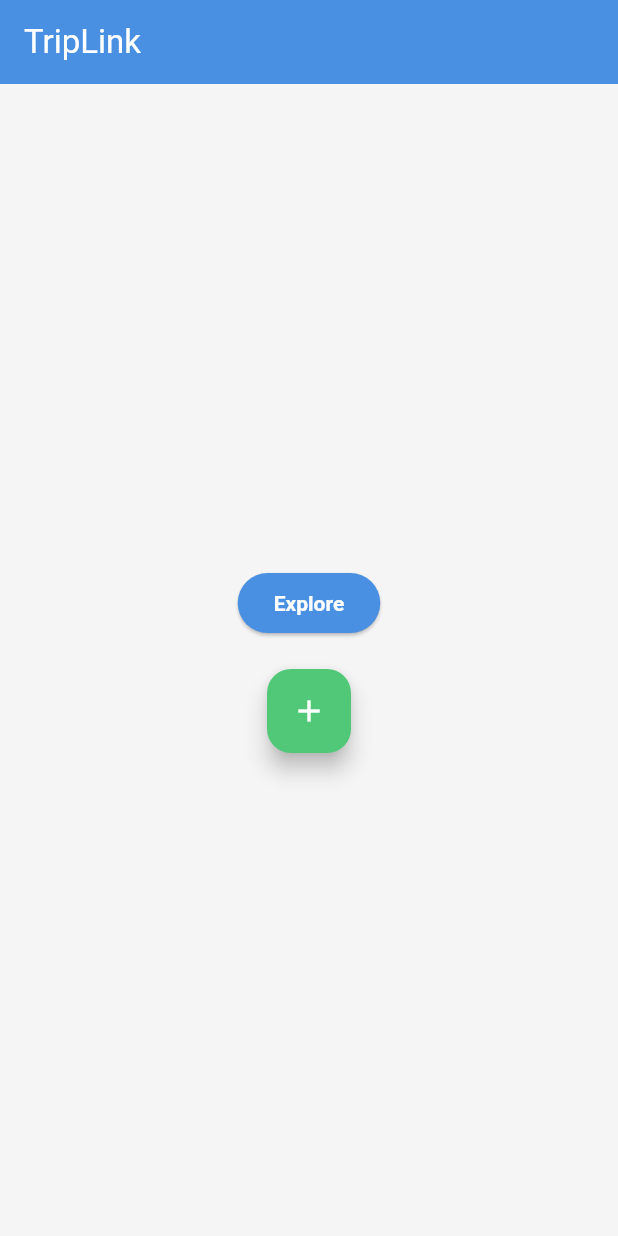
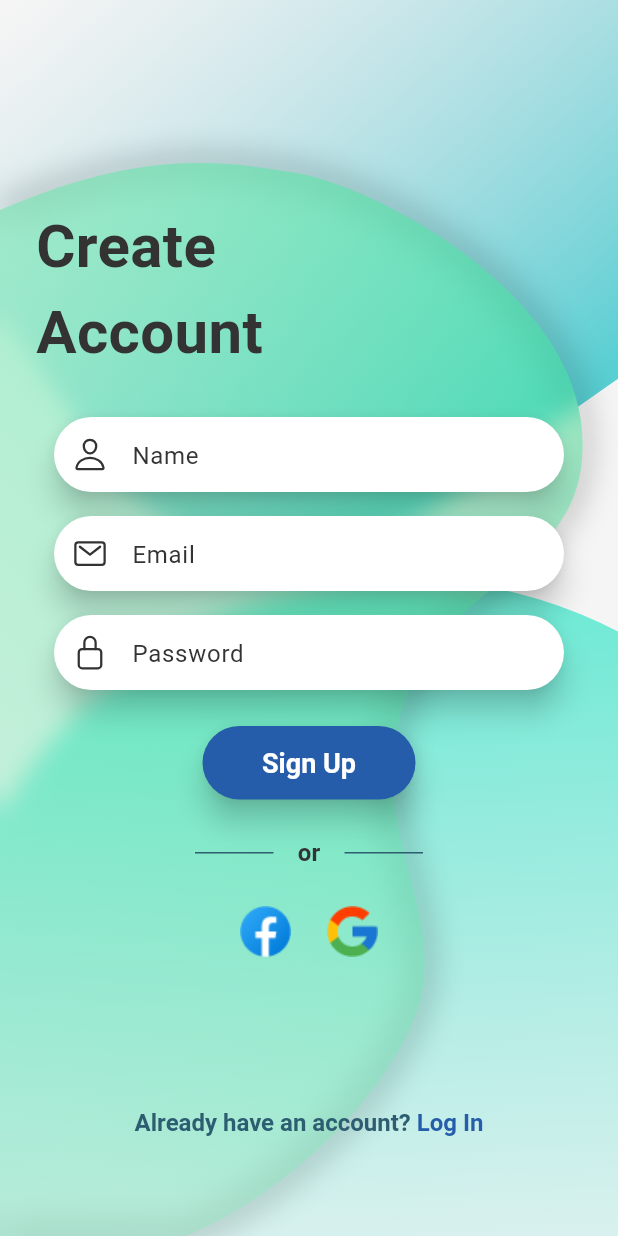
Before and after one commit to aman0-007/triplink, a Flutter app: the screen it shows after launch, on a phone screen of 412 x 824 dp. Run offline on Flutter 3.47's test engine with Material 3 defaults, Android fonts, the phone set to English and light mode, and no system bars; our stand-ins replace ionicons.

Commit message:
login/register done

```diff
--- a/lib/main.dart
+++ b/lib/main.dart
@@ -1,5 +1,7 @@
 import 'package:flutter/material.dart';
 import 'package:triplink/themes.dart';
+
+import 'screens/login_screen/login_screen.dart';
 
 void main() {
   runApp(const MyApp());
@@ -16,7 +18,7 @@ class MyApp extends StatelessWidget {
       theme: TripLinkTheme.lightTheme,
       darkTheme: TripLinkTheme.darkTheme,
       themeMode: ThemeMode.system,
-      home: const MyHomePage(),
+      home: const LoginScreen(),
     );
   }
 }
@@ -47,6 +49,19 @@ class _MyHomePageState extends State<MyHomePage> {
               onPressed: () {},
               child: const Icon(Icons.add),
             ),
+            TextFormField(
+              decoration: const InputDecoration(
+                labelText: "Enter your name",
+                hintText: "John Doe",
+              ),
+            ),
+            const SizedBox(height: 20),
+            TextFormField(
+              decoration: const InputDecoration(
+                labelText: "Enter your email",
+                hintText: "example@mail.com",
+              ),
+            ),
           ],
         ),
       ),
--- /dev/null
+++ b/lib/screens/login_screen/animations/change_screen_animation.dart
@@ -0,0 +1,146 @@
+import 'package:flutter/material.dart';
+
+import '../components/login_content.dart';
+
+class ChangeScreenAnimation {
+  static late final AnimationController topTextController;
+  static late final Animation<Offset> topTextAnimation;
+
+  static late final AnimationController bottomTextController;
+  static late final Animation<Offset> bottomTextAnimation;
+
+  static final List<AnimationController> createAccountControllers = [];
+  static final List<Animation<Offset>> createAccountAnimations = [];
+
+  static final List<AnimationController> loginControllers = [];
+  static final List<Animation<Offset>> loginAnimations = [];
+
+  static var isPlaying = false;
+  static var currentScreen = Screens.createAccount;
+
+  static Animation<Offset> _createAnimation({
+    required Offset begin,
+    required Offset end,
+    required AnimationController parent,
+  }) {
+    return Tween(begin: begin, end: end).animate(
+      CurvedAnimation(
+        parent: parent,
+        curve: Curves.easeInOut,
+      ),
+    );
+  }
+
+  static void initialize({
+    required TickerProvider vsync,
+    required int createAccountItems,
+    required int loginItems,
+  }) {
+    topTextController = AnimationController(
+      vsync: vsync,
+      duration: const Duration(milliseconds: 200),
+    );
+
+    topTextAnimation = _createAnimation(
+      begin: Offset.zero,
+      end: const Offset(-1.2, 0),
+      parent: topTextController,
+    );
+
+    bottomTextController = AnimationController(
+      vsync: vsync,
+      duration: const Duration(milliseconds: 200),
+    );
+
+    bottomTextAnimation = _createAnimation(
+      begin: Offset.zero,
+      end: const Offset(0, 1.7),
+      parent: bottomTextController,
+    );
+
+    for (var i = 0; i < createAccountItems; i++) {
+      createAccountControllers.add(
+        AnimationController(
+          vsync: vsync,
+          duration: const Duration(milliseconds: 200),
+        ),
+      );
+
+      createAccountAnimations.add(
+        _createAnimation(
+          begin: Offset.zero,
+          end: const Offset(-1, 0),
+          parent: createAccountControllers[i],
+        ),
+      );
+    }
+
+    for (var i = 0; i < loginItems; i++) {
+      loginControllers.add(
+        AnimationController(
+          vsync: vsync,
+          duration: const Duration(milliseconds: 200),
+        ),
+      );
+
+      loginAnimations.add(
+        _createAnimation(
+          begin: const Offset(1, 0),
+          end: Offset.zero,
+          parent: loginControllers[i],
+        ),
+      );
+    }
+  }
+
+  static void dispose() {
+    for (final controller in [
+      topTextController,
+      bottomTextController,
+      ...createAccountControllers,
+      ...loginControllers,
+    ]) {
+      controller.dispose();
+    }
+  }
+
+  static Future<void> forward() async {
+    isPlaying = true;
+
+    topTextController.forward();
+    await bottomTextController.forward();
+
+    for (final controller in [
+      ...createAccountControllers,
+      ...loginControllers,
+    ]) {
+      controller.forward();
+      await Future.delayed(const Duration(milliseconds: 100));
+    }
+
+    bottomTextController.reverse();
+    await topTextController.reverse();
+
+    isPlaying = false;
+  }
+
+  static Future<void> reverse() async {
+    isPlaying = true;
+
+    topTextController.forward();
+    await bottomTextController.forward();
+
+    for (final controller in [
+      ...loginControllers.reversed,
+      ...createAccountControllers.reversed,
+    ]) {
+      controller.reverse();
+      await Future.delayed(const Duration(milliseconds: 100));
+    }
+
+    bottomTextController.reverse();
+    await topTextController.reverse();
+
+    isPlaying = false;
+  }
+}
--- /dev/null
+++ b/lib/screens/login_screen/components/bottom_text.dart
@@ -0,0 +1,80 @@
+import 'package:flutter/material.dart';
+
+import '../../../utils/constants.dart';
+import '../../../utils/helper_functions.dart';
+import '../animations/change_screen_animation.dart';
+import 'login_content.dart';
+
+
+class BottomText extends StatefulWidget {
+  const BottomText({Key? key}) : super(key: key);
+
+  @override
+  State<BottomText> createState() => _BottomTextState();
+}
+
+class _BottomTextState extends State<BottomText> {
+  @override
+  void initState() {
+    ChangeScreenAnimation.bottomTextAnimation.addStatusListener((status) {
+      if (status == AnimationStatus.completed) {
+        setState(() {});
+      }
+    });
+
+    super.initState();
+  }
+
+  @override
+  Widget build(BuildContext context) {
+    return HelperFunctions.wrapWithAnimatedBuilder(
+      animation: ChangeScreenAnimation.bottomTextAnimation,
+      child: GestureDetector(
+        onTap: () {
+          if (!ChangeScreenAnimation.isPlaying) {
+            ChangeScreenAnimation.currentScreen == Screens.createAccount
+                ? ChangeScreenAnimation.forward()
+                : ChangeScreenAnimation.reverse();
+
+            ChangeScreenAnimation.currentScreen =
+            Screens.values[1 - ChangeScreenAnimation.currentScreen.index];
+          }
+        },
+        behavior: HitTestBehavior.opaque,
+        child: Padding(
+          padding: const EdgeInsets.all(16),
+          child: RichText(
+            text: TextSpan(
+              style: const TextStyle(
+                fontSize: 16,
+                fontFamily: 'Montserrat',
+              ),
+              children: [
+                TextSpan(
+                  text: ChangeScreenAnimation.currentScreen ==
+                      Screens.createAccount
+                      ? 'Already have an account? '
+                      : 'Don\'t have an account? ',
+                  style: const TextStyle(
+                    color: kPrimaryColor,
+                    fontWeight: FontWeight.w600,
+                  ),
+                ),
+                TextSpan(
+                  text: ChangeScreenAnimation.currentScreen ==
+                      Screens.createAccount
+                      ? 'Log In'
+                      : 'Sign Up',
+                  style: const TextStyle(
+                    color: kSecondaryColor,
+                    fontWeight: FontWeight.bold,
+                  ),
+                ),
+              ],
+            ),
+          ),
+        ),
+      ),
+    );
+  }
+}
--- /dev/null
+++ b/lib/screens/login_screen/components/center_widget/center_widget.dart
@@ -0,0 +1,92 @@
+import 'dart:ui';
+
+import 'package:flutter/material.dart';
+
+import 'center_widget_clipper.dart';
+import 'center_widget_painter.dart';
+
+class CenterWidget extends StatelessWidget {
+  final Size size;
+
+  const CenterWidget({
+    Key? key,
+    required this.size,
+  }) : super(key: key);
+
+  @override
+  Widget build(BuildContext context) {
+    final width = size.width;
+    final height = size.height;
+
+    final path = Path();
+    path.moveTo(0, 0.17 * height);
+    path.cubicTo(
+      0.23 * width,
+      0.12 * height,
+      0.36 * width,
+      0.13 * height,
+      0.48 * width,
+      0.14 * height,
+    );
+    path.cubicTo(
+      0.6 * width,
+      0.15 * height,
+      0.91 * width,
+      0.23 * height,
+      0.94 * width,
+      0.34 * height,
+    );
+    path.cubicTo(
+      0.97 * width,
+      0.46 * height,
+      0.74 * width,
+      0.46 * height,
+      0.66 * width,
+      0.56 * height,
+    );
+    path.cubicTo(
+      0.58 * width,
+      0.66 * height,
+      0.72 * width,
+      0.73 * height,
+      0.68 * width,
+      0.81 * height,
+    );
+    path.cubicTo(
+      0.63 * width,
+      0.89 * height,
+      0.45 * width,
+      0.97 * height,
+      0.3 * width,
+      height,
+    );
+    path.lineTo(0, height);
+    path.close;
+
+    return Stack(
+      children: [
+        CustomPaint(
+          painter: CenterWidgetPainter(path: path),
+        ),
+        ClipPath(
+          clipper: CenterWidgetClipper(path: path),
+          child: BackdropFilter(
+            filter: ImageFilter.blur(sigmaX: 8, sigmaY: 8),
+            child: Container(
+              decoration: const BoxDecoration(
+                gradient: LinearGradient(
+                  begin: Alignment(1, -0.6),
+                  end: Alignment(-1, 0.8),
+                  colors: [
+                    Color(0x803DE896),
+                    Color(0x4D76E3AE),
+                  ],
+                ),
+              ),
+            ),
+          ),
+        ),
+      ],
+    );
+  }
+}
--- /dev/null
+++ b/lib/screens/login_screen/components/center_widget/center_widget_clipper.dart
@@ -0,0 +1,15 @@
+import 'package:flutter/material.dart';
+
+class CenterWidgetClipper extends CustomClipper<Path> {
+  final Path path;
+
+  const CenterWidgetClipper({required this.path});
+
+  @override
+  Path getClip(Size size) {
+    return path;
+  }
+
+  @override
+  bool shouldReclip(CustomClipper<Path> oldClipper) => false;
+}
--- /dev/null
+++ b/lib/screens/login_screen/components/center_widget/center_widget_painter.dart
@@ -0,0 +1,23 @@
+import 'dart:ui';
+
+import 'package:flutter/material.dart';
+
+class CenterWidgetPainter extends CustomPainter {
+  final Path path;
+
+  const CenterWidgetPainter({required this.path});
+
+  @override
+  void paint(Canvas canvas, Size size) {
+    final paint = Paint()
+      ..style = PaintingStyle.stroke
+      ..strokeWidth = 10
+      ..imageFilter = ImageFilter.blur(sigmaX: 10, sigmaY: 10)
+      ..color = Colors.black26;
+
+    canvas.drawPath(path, paint);
+  }
+
+  @override
+  bool shouldRepaint(CenterWidgetPainter oldDelegate) => false;
+}
--- /dev/null
+++ b/lib/screens/login_screen/components/login_content.dart
@@ -0,0 +1,224 @@
+import 'package:flutter/material.dart';
+import 'package:ionicons/ionicons.dart';
+import '../../../utils/constants.dart';
+import '../../../utils/helper_functions.dart';
+import '../animations/change_screen_animation.dart';
+import 'bottom_text.dart';
+import 'top_text.dart';
+
+enum Screens {
+  createAccount,
+  welcomeBack,
+}
+
+class LoginContent extends StatefulWidget {
+  const LoginContent({Key? key}) : super(key: key);
+
+  @override
+  State<LoginContent> createState() => _LoginContentState();
+}
+
+class _LoginContentState extends State<LoginContent>
+    with TickerProviderStateMixin {
+  late final List<Widget> createAccountContent;
+  late final List<Widget> loginContent;
+
+  Widget inputField(String hint, IconData iconData) {
+    return Padding(
+      padding: const EdgeInsets.symmetric(horizontal: 36, vertical: 8),
+      child: SizedBox(
+        height: 50,
+        child: Material(
+          elevation: 8,
+          shadowColor: Colors.black87,
+          color: Colors.transparent,
+          borderRadius: BorderRadius.circular(30),
+          child: TextField(
+            textAlignVertical: TextAlignVertical.bottom,
+            decoration: InputDecoration(
+              border: OutlineInputBorder(
+                borderRadius: BorderRadius.circular(30),
+                borderSide: BorderSide.none,
+              ),
+              filled: true,
+              fillColor: Colors.white,
+              hintText: hint,
+              prefixIcon: Icon(iconData),
+            ),
+          ),
+        ),
+      ),
+    );
+  }
+
+  Widget loginButton(String title) {
+    return Padding(
+      padding: const EdgeInsets.symmetric(horizontal: 135, vertical: 16),
+      child: ElevatedButton(
+        onPressed: () {},
+        style: ElevatedButton.styleFrom(
+          padding: const EdgeInsets.symmetric(vertical: 14),
+          shape: const StadiumBorder(),
+          backgroundColor: kSecondaryColor,
+          elevation: 8,
+          shadowColor: Colors.black87,
+        ),
+        child: Text(
+          title,
+          style: const TextStyle(
+            fontSize: 18,
+            fontWeight: FontWeight.bold,
+          ),
+        ),
+      ),
+    );
+  }
+
+  Widget orDivider() {
+    return Padding(
+      padding: const EdgeInsets.symmetric(horizontal: 130, vertical: 8),
+      child: Row(
+        children: [
+          Flexible(
+            child: Container(
+              height: 1,
+              color: kPrimaryColor,
+            ),
+          ),
+          const Padding(
+            padding: EdgeInsets.symmetric(horizontal: 16),
+            child: Text(
+              'or',
+              style: TextStyle(
+                fontSize: 16,
+                fontWeight: FontWeight.w600,
+              ),
+            ),
+          ),
+          Flexible(
+            child: Container(
+              height: 1,
+              color: kPrimaryColor,
+            ),
+          ),
+        ],
+      ),
+    );
+  }
+
+  Widget logos() {
+    return Padding(
+      padding: const EdgeInsets.symmetric(vertical: 16),
+      child: Row(
+        mainAxisAlignment: MainAxisAlignment.center,
+        children: [
+          Image.asset('assets/images/facebook.png'),
+          const SizedBox(width: 24),
+          Image.asset('assets/images/google.png'),
+        ],
+      ),
+    );
+  }
+
+  Widget forgotPassword() {
+    return Padding(
+      padding: const EdgeInsets.symmetric(horizontal: 110),
+      child: TextButton(
+        onPressed: () {},
+        child: const Text(
+          'Forgot Password?',
+          style: TextStyle(
+            fontSize: 16,
+            fontWeight: FontWeight.w600,
+            color: kSecondaryColor,
+          ),
+        ),
+      ),
+    );
+  }
+
+  @override
+  void initState() {
+    createAccountContent = [
+      inputField('Name', Ionicons.person_outline),
+      inputField('Email', Ionicons.mail_outline),
+      inputField('Password', Ionicons.lock_closed_outline),
+      loginButton('Sign Up'),
+      orDivider(),
+      logos(),
+    ];
+
+    loginContent = [
+      inputField('Email', Ionicons.mail_outline),
+      inputField('Password', Ionicons.lock_closed_outline),
+      loginButton('Log In'),
+      forgotPassword(),
+    ];
+
+    ChangeScreenAnimation.initialize(
+      vsync: this,
+      createAccountItems: createAccountContent.length,
+      loginItems: loginContent.length,
+    );
+
+    for (var i = 0; i < createAccountContent.length; i++) {
+      createAccountContent[i] = HelperFunctions.wrapWithAnimatedBuilder(
+        animation: ChangeScreenAnimation.createAccountAnimations[i],
+        child: createAccountContent[i],
+      );
+    }
+
+    for (var i = 0; i < loginContent.length; i++) {
+      loginContent[i] = HelperFunctions.wrapWithAnimatedBuilder(
+        animation: ChangeScreenAnimation.loginAnimations[i],
+        child: loginContent[i],
+      );
+    }
+
+    super.initState();
+  }
+
+  @override
+  void dispose() {
+    ChangeScreenAnimation.dispose();
+
+    super.dispose();
+  }
+
+  @override
+  Widget build(BuildContext context) {
+    return Stack(
+      children: [
+        const Positioned(
+          top: 136,
+          left: 24,
+          child: TopText(),
+        ),
+        Padding(
+          padding: const EdgeInsets.only(top: 100),
+          child: Stack(
+            children: [
+              Column(
+                mainAxisAlignment: MainAxisAlignment.center,
+                crossAxisAlignment: CrossAxisAlignment.stretch,
+                children: createAccountContent,
+              ),
+              Column(
+                mainAxisAlignment: MainAxisAlignment.center,
+                crossAxisAlignment: CrossAxisAlignment.stretch,
+                children: loginContent,
+              ),
+            ],
+          ),
+        ),
+        const Align(
+          alignment: Alignment.bottomCenter,
+          child: Padding(
+            padding: EdgeInsets.only(bottom: 50),
+            child: BottomText(),
+          ),
+        ),
+      ],
+    );
+  }
+}
--- /dev/null
+++ b/lib/screens/login_screen/components/top_text.dart
@@ -0,0 +1,40 @@
+import 'package:flutter/material.dart';
+import '../../../utils/helper_functions.dart';
+import '../animations/change_screen_animation.dart';
+import 'login_content.dart';
+
+class TopText extends StatefulWidget {
+  const TopText({Key? key}) : super(key: key);
+
+  @override
+  State<TopText> createState() => _TopTextState();
+}
+
+class _TopTextState extends State<TopText> {
+  @override
+  void initState() {
+    ChangeScreenAnimation.topTextAnimation.addStatusListener((status) {
+      if (status == AnimationStatus.completed) {
+        setState(() {});
+      }
+    });
+
+    super.initState();
+  }
+
+  @override
+  Widget build(BuildContext context) {
+    return HelperFunctions.wrapWithAnimatedBuilder(
+      animation: ChangeScreenAnimation.topTextAnimation,
+      child: Text(
+        ChangeScreenAnimation.currentScreen == Screens.createAccount
+            ? 'Create\nAccount'
+            : 'Welcome\nBack',
+        style: const TextStyle(
+          fontSize: 40,
+          fontWeight: FontWeight.w600,
+        ),
+      ),
+    );
+  }
+}
--- /dev/null
+++ b/lib/screens/login_screen/login_screen.dart
@@ -0,0 +1,77 @@
+import 'dart:math' as math;
+import 'package:flutter/material.dart';
+
+import 'components/center_widget/center_widget.dart';
+import 'components/login_content.dart';
+
+class LoginScreen extends StatefulWidget {
+  const LoginScreen({Key? key}) : super(key: key);
+
+  @override
+  State<LoginScreen> createState() => _LoginScreenState();
+}
+
+class _LoginScreenState extends State<LoginScreen> {
+  Widget topWidget(double screenWidth) {
+    return Transform.rotate(
+      angle: -35 * math.pi / 180,
+      child: Container(
+        width: 1.2 * screenWidth,
+        height: 1.2 * screenWidth,
+        decoration: BoxDecoration(
+          borderRadius: BorderRadius.circular(150),
+          gradient: const LinearGradient(
+            begin: Alignment(-0.2, -0.8),
+            end: Alignment.bottomCenter,
+            colors: [
+              Color(0x007CBFCF),
+              Color(0xB316BFC4),
+            ],
+          ),
+        ),
+      ),
+    );
+  }
+
+  Widget bottomWidget(double screenWidth) {
+    return Container(
+      width: 1.5 * screenWidth,
+      height: 1.5 * screenWidth,
+      decoration: const BoxDecoration(
+        shape: BoxShape.circle,
+        gradient: LinearGradient(
+          begin: Alignment(0.6, -1.1),
+          end: Alignment(0.7, 0.8),
+          colors: [
+            Color(0xDB4BE8CC),
+            Color(0x005CDBCF),
+          ],
+        ),
+      ),
+    );
+  }
+
+  @override
+  Widget build(BuildContext context) {
+    final screenSize = MediaQuery.of(context).size;
+
+    return Scaffold(
+      body: Stack(
+        children: [
+          Positioned(
+            top: -160,
+            left: -30,
+            child: topWidget(screenSize.width),
+          ),
+          Positioned(
+            bottom: -180,
+            left: -40,
+            child: bottomWidget(screenSize.width),
+          ),
+          CenterWidget(size: screenSize),
+          const LoginContent(),
+        ],
+      ),
+    );
+  }
+}
--- a/lib/themes.dart
+++ b/lib/themes.dart
@@ -47,11 +47,11 @@ class TripLinkTheme {
     ),
     inputDecorationTheme: InputDecorationTheme(
       border: OutlineInputBorder(
-        borderRadius: BorderRadius.circular(8),
+        borderRadius: BorderRadius.circular(10),
         borderSide: BorderSide(color: lightColorScheme.primary),
       ),
       focusedBorder: OutlineInputBorder(
-        borderRadius: BorderRadius.circular(8),
+        borderRadius: BorderRadius.circular(10),
         borderSide: BorderSide(color: lightColorScheme.primary, width: 2),
       ),
     ),
--- /dev/null
+++ b/lib/utils/constants.dart
@@ -0,0 +1,6 @@
+import 'package:flutter/material.dart';
+
+// Colors
+const kBackgroundColor = Color(0xFFD2FFF4);
+const kPrimaryColor = Color(0xFF2D5D70);
+const kSecondaryColor = Color(0xFF265DAB);
--- /dev/null
+++ b/lib/utils/helper_functions.dart
@@ -0,0 +1,16 @@
+import 'package:flutter/material.dart';
+
+class HelperFunctions {
+  static Widget wrapWithAnimatedBuilder({
+    required Animation<Offset> animation,
+    required Widget child,
+  }) {
+    return AnimatedBuilder(
+      animation: animation,
+      builder: (_, __) => FractionalTranslation(
+        translation: animation.value,
+        child: child,
+      ),
+    );
+  }
+}
--- a/pubspec.yaml
+++ b/pubspec.yaml
@@ -35,6 +35,7 @@ dependencies:
   # The following adds the Cupertino Icons font to your application.
   # Use with the CupertinoIcons class for iOS style icons.
   cupertino_icons: ^1.0.8
+  ionicons: ^0.2.2
 
 dev_dependencies:
   flutter_test:
@@ -59,8 +60,8 @@ flutter:
   uses-material-design: true
 
   # To add assets to your application, add an assets section, like this:
-  # assets:
-  #   - images/a_dot_burr.jpeg
+  assets:
+    - assets/images/
   #   - images/a_dot_ham.jpeg
 
   # An image asset can refer to one or more resolution-specific "variants", see
```
Also changed, not shown: assets/images/facebook.png (added), assets/images/google.png (added), pubspec.lock.
